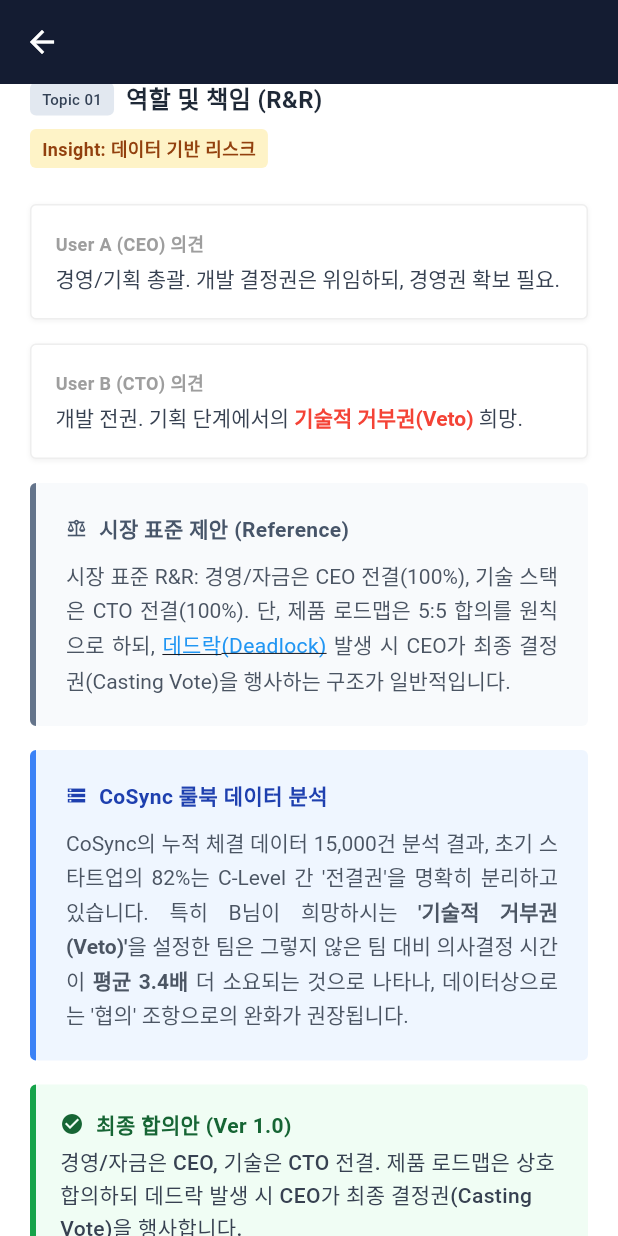
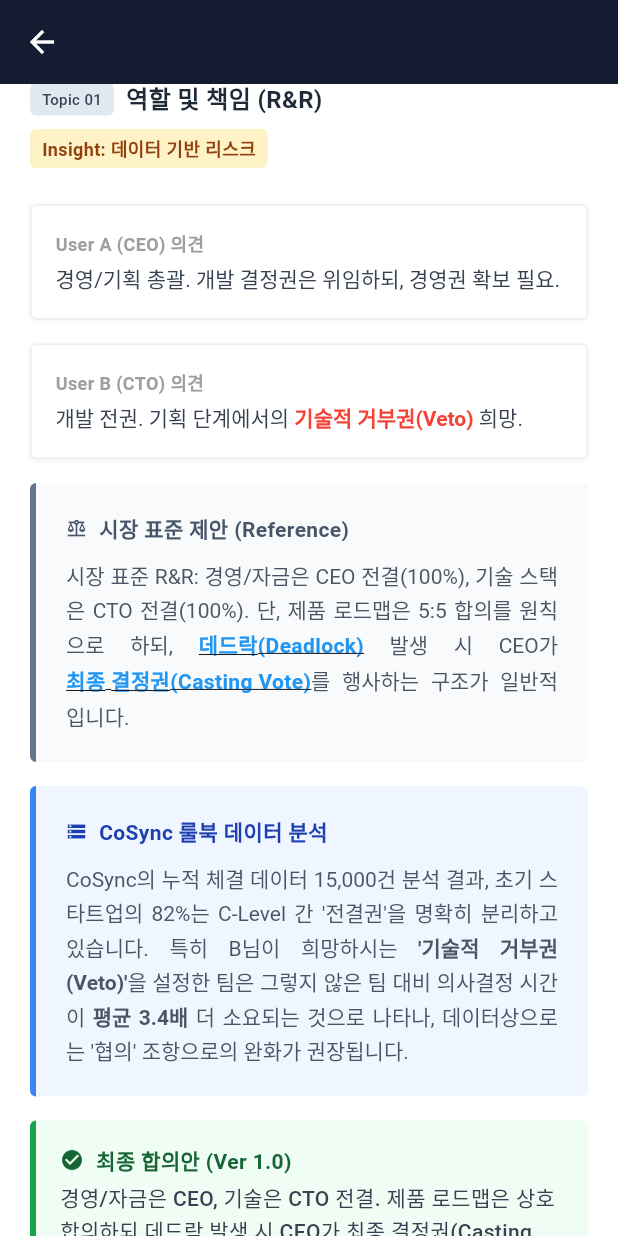
Before and after one commit to jumyeong2/flutter_demo, a Flutter app: the SampleReportPage screen opened directly, scrolled down 576 dp, on a phone screen of 412 x 824 dp. Run offline on Flutter 3.47's test engine with Material 3 defaults, Android fonts, the phone set to English and light mode, and no system bars; our stand-ins replace firebase_core, get; accounts and stored records are empty; Roboto replaces fonts that are missing (Pretendard).

Commit message:
툴팁 수정

```diff
--- a/lib/ui/page/sample/sample_report.dart
+++ b/lib/ui/page/sample/sample_report.dart
@@ -302,7 +302,7 @@ class SampleReportPage extends StatelessWidget {
       userBContent: "개발 전권. 기획 단계에서의 기술적 거부권(Veto) 희망.",
       userBHighlight: "기술적 거부권(Veto)",
       marketStandard:
-          "시장 표준 R&R: 경영/자금은 CEO 전결(100%), 기술 스택은 CTO 전결(100%). 단, 제품 로드맵은 5:5 합의를 원칙으로 하되, 데드락(Deadlock) 발생 시 CEO가 최종 결정권(Casting Vote)을 행사하는 구조가 일반적입니다.",
+          "시장 표준 R&R: 경영/자금은 CEO 전결(100%), 기술 스택은 CTO 전결(100%). 단, 제품 로드맵은 5:5 합의를 원칙으로 하되, 데드락(Deadlock) 발생 시 CEO가 캐스팅 보트(Casting Vote)를 행사하는 구조가 일반적입니다.",
       insight:
           "CoSync의 누적 체결 데이터 15,000건 분석 결과, 초기 스타트업의 82%는 C-Level 간 '전결권'을 명확히 분리하고 있습니다. 특히 B님이 희망하시는 <strong>'기술적 거부권(Veto)'</strong>을 설정한 팀은 그렇지 않은 팀 대비 의사결정 시간이 <strong>평균 3.4배</strong> 더 소요되는 것으로 나타나, 데이터상으로는 '협의' 조항으로의 완화가 권장됩니다.",
       agreement:
@@ -326,7 +326,7 @@ class SampleReportPage extends StatelessWidget {
       userBContent: "이탈 대비 4년 베스팅 적용 필요.",
       userBHighlight: "4년 베스팅",
       marketStandard:
-          "VC 투자 표준: 총 4년(48개월) 베스팅. 최초 1년(Cliff) 근무 시 지분의 25%를 일괄 인정하고, 이후 3년간 매월 1/48(약 2.08%)씩 분할 귀속시키는 조건이 가장 보편적입니다.",
+          "VC 투자 표준: 총 4년(48개월) 베스팅. 최초 1년 클리프(Cliff) 근무 시 지분의 25%를 일괄 인정하고, 이후 3년간 매월 1/48(약 2.08%)씩 분할 귀속시키는 조건이 가장 보편적입니다.",
       insight:
           "CoSync를 통해 후속 투자를 유치한 팀의 <strong>96%</strong>가 '베스팅(Vesting)' 조항을 보유하고 있었습니다. A님의 '베스팅 없음(즉시 100% 인정)' 의견은 전체 데이터의 <strong>하위 2%</strong>에 해당하며, 이는 투자 유치 실패율을 40% 이상 높이는 리스크 요인으로 집계됩니다. 데이터 기반의 안전한 의사결정이 필요합니다.",
       agreement:
@@ -348,7 +348,7 @@ class SampleReportPage extends StatelessWidget {
       userAContent: "징계 해고/배임 시 액면가로 전량 회수.",
       userBContent: "동의함. 액면가 회수 조항 삽입.",
       marketStandard:
-          "Bad Leaver(횡령, 배임 등) 확정 시, 보유 지분 100%를 '액면가'로 강제 회수(Call Option). 단순 변심 등(Good Leaver)의 경우, 근속 기간에 비례해 베스팅된 지분은 인정하되 잔여 지분만 무상 회수합니다.",
+          "Bad Leaver(횡령, 배임 등) 확정 시, 보유 지분 100%를 '액면가'로 콜옵션(Call Option). 단순 변심 등(Good Leaver)의 경우, 근속 기간에 비례해 베스팅된 지분은 인정하되 잔여 지분만 무상 회수합니다.",
       insight:
           "CoSync 사용자 중 <strong>99.5%</strong>가 동의한 '표준 합의(Consensus)' 항목입니다. 배임, 횡령 등의 명백한 귀책사유에 대해서는 예외 없이 <strong>'액면가 회수'</strong>를 적용하는 것이 압도적인 데이터 표준이며, 두 분의 의견 또한 이 데이터 트렌드와 정확히 일치합니다.",
       agreement:
@@ -773,17 +773,25 @@ class TermTooltip extends StatelessWidget {
   final String term;
   final String meaning;
   final TextStyle? style;
+  final String? display;
 
   const TermTooltip({
     super.key,
     required this.term,
     required this.meaning,
     this.style,
+    this.display,
   });
 
   @override
   Widget build(BuildContext context) {
-    final textStyle = style ?? const TextStyle(color: Colors.blue);
+    final textStyle = style ??
+        const TextStyle(
+          color: Colors.blue,
+          fontWeight: FontWeight.bold,
+          decoration: TextDecoration.underline,
+          decorationStyle: TextDecorationStyle.solid,
+        );
     return Tooltip(
       message: meaning,
       waitDuration: const Duration(milliseconds: 250),
@@ -802,8 +810,10 @@ class TermTooltip extends StatelessWidget {
           ),
         ),
         child: Text(
-          term,
+          display ?? term,
           style: textStyle.copyWith(
+            color: Colors.blue,
+            fontWeight: FontWeight.bold,
             decoration: TextDecoration.underline,
             decorationStyle: TextDecorationStyle.solid,
           ),
@@ -818,9 +828,25 @@ const Map<String, String> _termMeanings = {
   "클리프(Cliff)": "베스팅을 시작할 때 '최초 확정' 구간. 예를 들어 1년 클리프면 1년을 채워야 첫 25% 지분이 한 번에 확정되고, 이후 매달/매분기 조금씩 추가 확정.",
   "데드락(Deadlock)": "의사결정이 완전히 막힌 상태. 서로 합의가 안 되어 회사가 멈춰버리는 상황.",
   "캐스팅 보트(Casting Vote)": "표가 동률일 때 최종 결정권. 예를 들어 CEO가 캐스팅 보트를 가지면 의견이 반반일 때 CEO가 최종 결정.",
+  "최종 결정권(Casting Vote)": "표가 동률일 때 최종 결정권. 예를 들어 CEO가 캐스팅 보트를 가지면 의견이 반반일 때 CEO가 최종 결정.",
   "콜옵션(Call Option)": "특정 조건에서 회사가 지분을 정해진 가격(주로 액면가)으로 사올 수 있는 권리. 문제가 있는 퇴사자 지분을 회수할 때 쓰임.",
   "Bad Leaver": "배임·횡령 같은 중대한 잘못으로 퇴사한 사람. 보통 이 경우 지분을 싸게(액면가 등) 회수하는 조항을 둠.",
   "Good Leaver": "정상적 사유(개인 사정, 건강, 성과 문제 아님 등)로 퇴사한 사람. 이미 근속하며 확정된 지분은 인정하되, 남은 미확정 지분만 회수하는 식으로 보호.",
+};
+
+const Map<String, String> _termDisplay = {
+  "베스팅(Vesting)": "베스팅(Vesting)",
+  "베스팅": "베스팅(Vesting)",
+  "클리프(Cliff)": "클리프(Cliff)",
+  "Cliff": "클리프(Cliff)",
+  "데드락(Deadlock)": "데드락(Deadlock)",
+  "캐스팅 보트(Casting Vote)": "최종 결정권(Casting Vote)",
+  "최종 결정권(Casting Vote)": "최종 결정권(Casting Vote)",
+  "Casting Vote": "최종 결정권(Casting Vote)",
+  "콜옵션(Call Option)": "콜옵션(Call Option)",
+  "Call Option": "콜옵션(Call Option)",
+  "Bad Leaver": "배드 리버(Bad Leaver)",
+  "Good Leaver": "굿 리버(Good Leaver)",
 };
 
 List<InlineSpan> _buildRichTextWithTerms(
@@ -868,7 +894,7 @@ List<InlineSpan> _buildTermSpans(
 }) {
   final List<InlineSpan> result = [];
   final termsPattern =
-      r"(베스팅\(Vesting\)|베스팅|클리프\(Cliff\)|데드락\(Deadlock\)|캐스팅 보트\(Casting Vote\)|콜옵션\(Call Option\)|Bad Leaver|Good Leaver)";
+      r"(베스팅\(Vesting\)|베스팅|클리프\(Cliff\)|Cliff|데드락\(Deadlock\)|캐스팅 보트\(Casting Vote\)|최종 결정권\(Casting Vote\)|Casting Vote|콜옵션\(Call Option\)|Call Option|Bad Leaver|Good Leaver)";
   final reg = RegExp(termsPattern);
 
   int last = 0;
@@ -887,7 +913,13 @@ List<InlineSpan> _buildTermSpans(
           child: TermTooltip(
             term: term,
             meaning: meaning,
-            style: style.copyWith(color: Colors.blue),
+            display: _termDisplay[term] ?? term,
+            style: style.copyWith(
+              color: Colors.blue,
+              fontWeight: FontWeight.bold,
+              decoration: TextDecoration.underline,
+              decorationStyle: TextDecorationStyle.solid,
+            ),
           ),
         ),
       );
```
